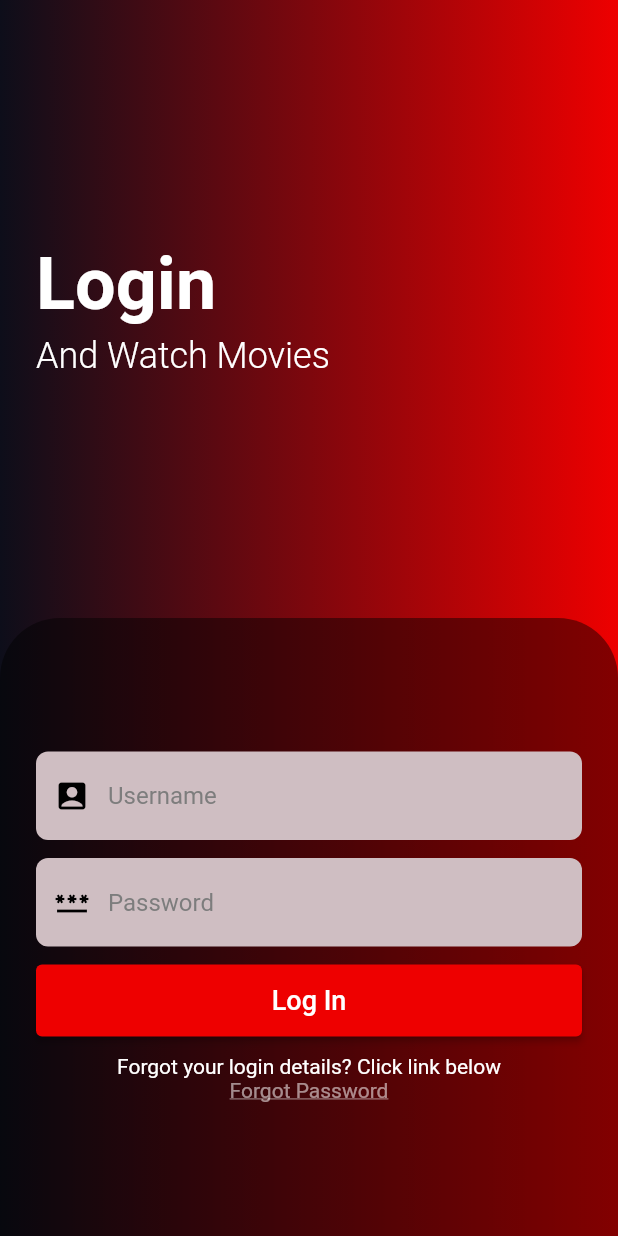
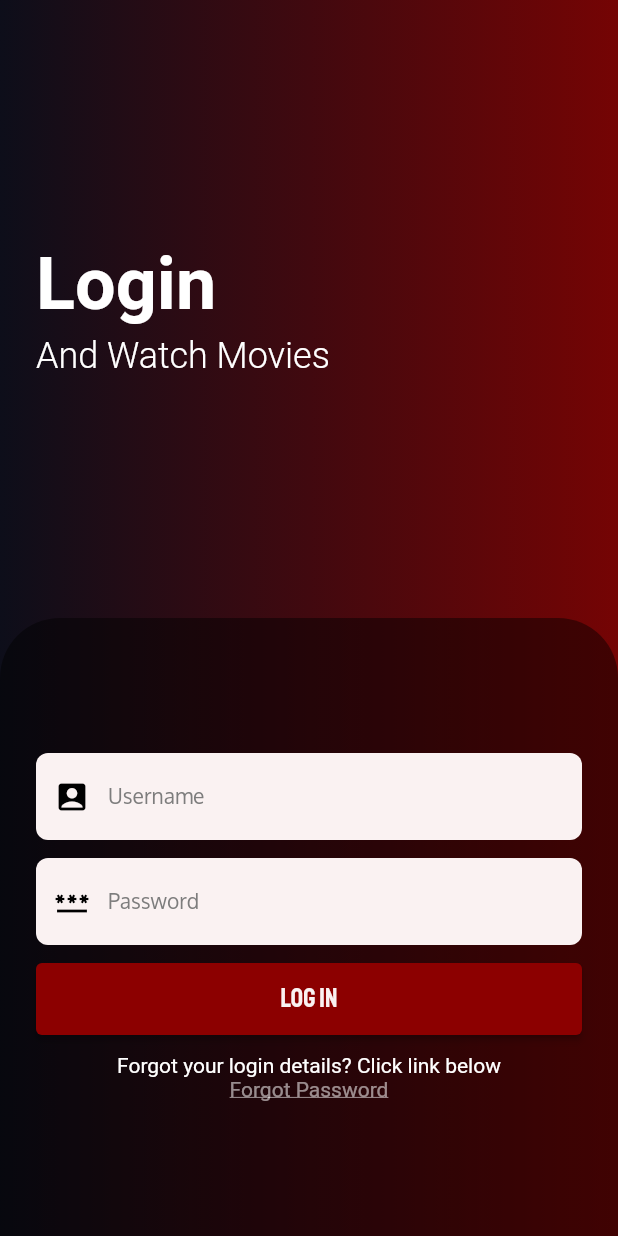
Before and after one commit to triagungj/Movie-App, a Flutter app: the screen it shows after launch, on a phone screen of 412 x 824 dp. Run offline on Flutter 3.47's test engine with Material 2 defaults, Android fonts, the light colour scheme and no system bars; our stand-ins replace flutter_svg, shared_preferences; missing offline and left inert: flutter_overlay_loader.

Commit message:
Revisi center loading indicator dan implementasi penggunaan ThemeData

```diff
--- a/lib/main.dart
+++ b/lib/main.dart
@@ -12,7 +12,45 @@ class MyApp extends StatelessWidget {
   Widget build(BuildContext context) {
     return MaterialApp(
       title: 'Project Latihan Flutter',
-      theme: ThemeData(brightness: Brightness.dark),
+      theme: ThemeData(
+          primaryColor: const Color(0xff030000),
+          appBarTheme: const AppBarTheme(backgroundColor: Color(0xff750404)),
+          brightness: Brightness.dark,
+          textTheme: const TextTheme(
+            headline1: TextStyle(
+                fontFamily: 'Staatliches',
+                fontSize: 32,
+                color: Color(0xffffffff)),
+            button: TextStyle(
+                fontSize: 18, fontFamily: 'Staatliches', color: Colors.yellow),
+            headline3: TextStyle(
+              fontSize: 20,
+              fontFamily: 'Anton',
+            ),
+            headline2: TextStyle(
+                fontSize: 20,
+                fontFamily: 'Staatliches',
+                color: Color(0xfffaf2f2)),
+            headline4: TextStyle(fontSize: 22, fontFamily: 'Oxygen'),
+            subtitle1: TextStyle(fontSize: 14, fontFamily: 'Oxygen'),
+            subtitle2: TextStyle(fontSize: 18, fontFamily: 'Staatliches'),
+            caption: TextStyle(
+                fontSize: 14, fontFamily: 'Oxygen', color: Color(0XFFc9c5c5)),
+          ),
+          colorScheme: const ColorScheme.dark(
+              primary: Color(0xff8c0000),
+              onPrimary: Color(0xfffaf2f2),
+              primaryVariant: Color(0xff0d0e1a),
+              secondary: Color(0xffffffff),
+              onSecondary: Color(0xffffffff),
+              secondaryVariant: Color(0xff750404),
+              surface: Color(0xFF451d1d),
+              onSurface: Color(0xffdedede),
+              background: Color(0xffe8c5c5),
+              onBackground: Color(0xffffffff),
+              error: Color(0xffffffff),
+              onError: Color(0xffffffff),
+              brightness: Brightness.dark)),
       home: const LoginPage(),
     );
   }
--- a/lib/model/movie.dart
+++ b/lib/model/movie.dart
@@ -3,12 +3,12 @@ class Movie {
   late String originalLanguage;
   late String originalTitle;
   late String overview;
-  late double popularity;
+  late num popularity;
   late String posterPath;
   late String releaseDate;
   late String title;
-  late double voteAverage;
-  late int voteCount;
+  late num voteAverage;
+  late num voteCount;
 
   Movie({
     required this.id,
@@ -32,8 +32,8 @@ class Movie {
     posterPath = json['poster_path'];
     releaseDate = json['release_date'];
     title = json['title'];
-    voteAverage = json['vote_average'].toDouble();
-    voteCount = json['vote_count'] as int;
+    voteAverage = json['vote_average'];
+    voteCount = json['vote_count'];
   }
 }
 
--- a/lib/navigation/navigation_screen.dart
+++ b/lib/navigation/navigation_screen.dart
@@ -63,7 +63,6 @@ class _NavigationScreenState extends State<NavigationScreen> {
               fontWeight: FontWeight.bold,
             ),
             showUnselectedLabels: true,
-          // elevation: 0
-        ));
+            elevation: 0));
   }
 }
--- a/lib/pages/account/account_page.dart
+++ b/lib/pages/account/account_page.dart
@@ -28,12 +28,14 @@ class _AccountPageState extends State<AccountPage> {
   Widget build(BuildContext context) {
     return Scaffold(
       body: SafeArea(
+        child: Container(
+          color: Theme.of(context).primaryColor,
           child: Center(
             child: Column(
               mainAxisAlignment: MainAxisAlignment.center,
               children: <Widget>[
                 const Text("This is Account Page"),
-              TextButton(
+                ElevatedButton(
                     onPressed: () {
                       _getLogout();
                     },
@@ -42,6 +44,7 @@ class _AccountPageState extends State<AccountPage> {
             ),
           ),
         ),
+      ),
     );
   }
 }
--- a/lib/pages/login/login_page.dart
+++ b/lib/pages/login/login_page.dart
@@ -56,11 +56,11 @@ class _LoginPageState extends State<LoginPage> {
             constraints: BoxConstraints(
                 maxHeight: MediaQuery.of(context).size.height,
                 maxWidth: MediaQuery.of(context).size.width),
-            decoration: const BoxDecoration(
-              gradient: LinearGradient(
-                  colors: <Color>[Color(0xffee0000), Color(0xff0d0e1a)],
-                  begin: Alignment.topRight,
-                  end: Alignment.topLeft),
+            decoration: BoxDecoration(
+              gradient: LinearGradient(colors: <Color>[
+                Theme.of(context).colorScheme.secondaryVariant,
+                Theme.of(context).colorScheme.primaryVariant
+              ], begin: Alignment.topRight, end: Alignment.topLeft),
             ),
             child: Column(
               mainAxisAlignment: MainAxisAlignment.start,
@@ -112,14 +112,17 @@ class _LoginPageState extends State<LoginPage> {
                             children: [
                               TextFormField(
                                 keyboardType: TextInputType.name,
-                                style: TextStyle(color: Colors.black),
+                                style: TextStyle(
+                                    color: Theme.of(context).primaryColor),
+                                cursorColor: Theme.of(context).primaryColor,
                                 decoration: InputDecoration(
                                     border: OutlineInputBorder(
                                       borderRadius: BorderRadius.circular(8.0),
                                       borderSide: BorderSide.none,
                                     ),
                                     filled: true,
-                                    fillColor: const Color(0xFFcfbec2),
+                                    fillColor:
+                                        Theme.of(context).colorScheme.onPrimary,
                                     hintText: "Username",
                                     hintStyle:
                                         TextStyle(color: Color(0xFF7d7d7d)),
@@ -139,15 +142,18 @@ class _LoginPageState extends State<LoginPage> {
                               ),
                               const SizedBox(height: 12),
                               TextFormField(
-                                style: const TextStyle(color: Colors.black),
                                 obscureText: true,
+                                style: TextStyle(
+                                    color: Theme.of(context).primaryColor),
+                                cursorColor: Theme.of(context).primaryColor,
                                 decoration: InputDecoration(
                                     border: OutlineInputBorder(
                                       borderRadius: BorderRadius.circular(8.0),
                                       borderSide: BorderSide.none,
                                     ),
                                     filled: true,
-                                    fillColor: const Color(0xFFcfbec2),
+                                    fillColor:
+                                        Theme.of(context).colorScheme.onPrimary,
                                     hintText: "Password",
                                     hintStyle: const TextStyle(
                                         color: Color(0xFF7d7d7d)),
@@ -176,13 +182,8 @@ class _LoginPageState extends State<LoginPage> {
                                       _getLogin();
                                     }
                                   },
-                                  style: ElevatedButton.styleFrom(
-                                    primary: const Color(0xffee0000),
-                                    onPrimary: const Color(0xff0d0e1a),
-                                  ),
                                   child: const Text("Log In",
-                                      style: TextStyle(
-                                          color: Colors.white, fontSize: 18)),
+                                      style: TextStyle(fontSize: 18)),
                                 ),
                               ),
                               const SizedBox(height: 12),
--- a/pubspec.yaml
+++ b/pubspec.yaml
@@ -66,7 +66,6 @@ flutter:
 
   # To add assets to your application, add an assets section, like this:
   assets:
-    - assets/images/
     - assets/icons/
   #   - images/a_dot_ham.jpeg
 
```
Also changed, not shown: lib/pages/detail/detail_screen.dart (+15 -19 lines), lib/pages/home/home_page.dart (+25 -32 lines). Lines whose indentation alone changed are shown as unchanged.
